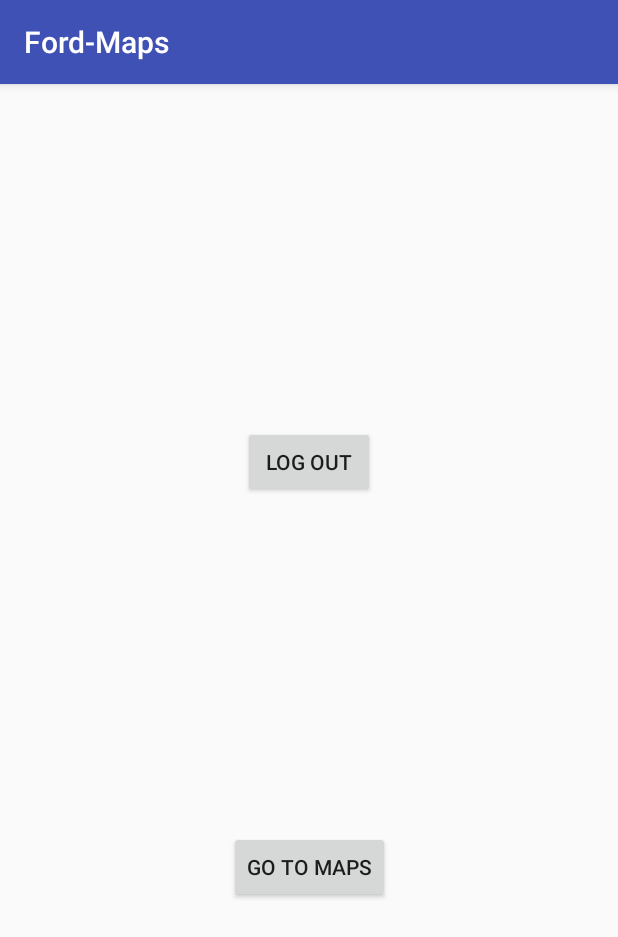
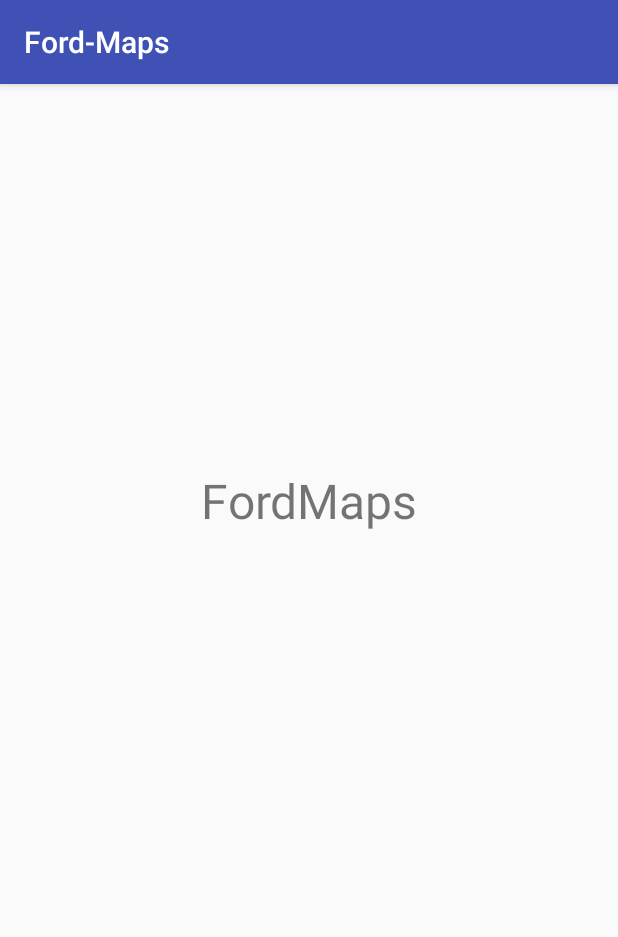
Before and after one commit to Abdulkadir98/FordMaps, an Android app: the screen it shows after launch (MainActivity), on a phone screen of 412 x 824 dp. Shown: the top 937 px of the screen. Run offline under Robolectric (Android 15) with nearby library versions, the phone set to English and light mode, and no system bars; our stand-ins replace Firebase (no records; nobody signed in at launch, a user with empty details on screens opened directly); libraries missing offline, so code that uses them is left out: com.facebook; 1 statement that could not run was skipped.

Commit message:
Converted Main Activity to splash screen(kind of) and also checking if internet is available or not.

```diff
--- a/app/src/main/java/com/example/admin/ford_maps/MainActivity.java
+++ b/app/src/main/java/com/example/admin/ford_maps/MainActivity.java
@@ -1,17 +1,19 @@
 package com.example.admin.ford_maps;
 
+import android.content.Context;
+import android.content.DialogInterface;
 import android.content.Intent;
+import android.net.ConnectivityManager;
+import android.net.NetworkInfo;
 import android.os.Bundle;
 import android.preference.PreferenceManager;
+import android.support.v7.app.AlertDialog;
 import android.support.v7.app.AppCompatActivity;
 import android.util.Log;
-import android.view.View;
-import android.widget.Button;
 
 import com.facebook.AccessToken;
 import com.facebook.GraphRequest;
 import com.facebook.GraphResponse;
-import com.facebook.login.LoginManager;
 import com.google.firebase.database.DatabaseReference;
 import com.google.firebase.database.FirebaseDatabase;
 
@@ -35,6 +37,24 @@ public class MainActivity extends AppCompatActivity {
         mDatabase = FirebaseDatabase.getInstance().getReference();
 
 
+        if (!isNetworkAvailable()){
+            AlertDialog alertDialog = new AlertDialog.Builder(MainActivity.this).create();
+            alertDialog.setTitle("Alert");
+            alertDialog.setMessage("No Internet Connection");
+            alertDialog.setButton(AlertDialog.BUTTON_NEUTRAL, "Refresh",
+                    new DialogInterface.OnClickListener() {
+                        public void onClick(DialogInterface dialog, int which) {
+                            Intent intent = new Intent(MainActivity.this, MainActivity.class);
+                            startActivity(intent);
+                            dialog.dismiss();
+                            finish();
+                        }
+                    });
+            alertDialog.show();
+        }
+
+
+        else{
             // If MainActivity is reached without the user being logged in, redirect to the Login
             // Activity
             if (AccessToken.getCurrentAccessToken() == null) {
@@ -72,6 +92,33 @@ public class MainActivity extends AppCompatActivity {
 
                                     mDatabase.child("users").child(accessToken.getUserId().toString()).child("friends").setValue(friendsList);
 
+                                    GraphRequest request_for_name =  GraphRequest.newGraphPathRequest(accessToken, "/"+accessToken.getUserId().toString()+"?fields=name",
+                                            new GraphRequest.Callback() {
+                                                @Override
+                                                public void onCompleted(GraphResponse response) {
+                                                    Log.i(TAG, "Response: "+response.toString());
+
+                                                    try {
+                                                        JSONObject responseObject = new JSONObject(response.getRawResponse());
+                                                        name = responseObject.getString("name");
+                                                        mDatabase.child("users").child(accessToken.getUserId().toString()).child("username").setValue(name);
+
+                                                        Log.i(TAG, "Name: "+name);
+
+                                                        Intent intent = new Intent(MainActivity.this, MapsActivity.class);
+                                                        startActivity(intent);
+                                                        finish();
+
+                                                    } catch (JSONException e) {
+                                                        e.printStackTrace();
+                                                    }
+
+                                                    Log.i(TAG, "Response: "+response.toString());
+                                                }
+                                            });
+
+                                    request_for_name.executeAsync();
+
 
 
                                 } catch (JSONException e) {
@@ -86,47 +133,22 @@ public class MainActivity extends AppCompatActivity {
 
                 request.executeAsync();
 
-            GraphRequest request_for_name =  GraphRequest.newGraphPathRequest(accessToken, "/"+accessToken.getUserId().toString()+"?fields=name",
-                    new GraphRequest.Callback() {
-                        @Override
-                        public void onCompleted(GraphResponse response) {
-                            Log.i(TAG, "Response: "+response.toString());
-
-                            try {
-                                JSONObject responseObject = new JSONObject(response.getRawResponse());
-                                name = responseObject.getString("name");
-                                mDatabase.child("users").child(accessToken.getUserId().toString()).child("username").setValue(name);
-
-                                Log.i(TAG, "Name: "+name);
-                            } catch (JSONException e) {
-                                e.printStackTrace();
-                            }
-
-                            Log.i(TAG, "Response: "+response.toString());
-                        }
-                    });
-
-            request_for_name.executeAsync();
-        }
-
-        Button logout = findViewById(R.id.logout);
-        logout.setOnClickListener(new View.OnClickListener() {
-            @Override
-            public void onClick(View view) {
-                LoginManager.getInstance().logOut();
-                Intent loginIntent = new Intent(MainActivity.this, FacebookLoginActivity.class);
-                startActivity(loginIntent);
-            }
-        });
-        Button goToMaps = findViewById(R.id.goToMaps);
-        goToMaps.setOnClickListener(new View.OnClickListener() {
-            @Override
-            public void onClick(View view) {
-                Intent loginIntent = new Intent(MainActivity.this, MapsActivity.class);
-                startActivity(loginIntent);
-            }
-        });
 
 
             }
         }
+
+
+
+
+
+
+
+    }
+    private boolean isNetworkAvailable() {
+        ConnectivityManager connectivityManager
+                = (ConnectivityManager) getSystemService(Context.CONNECTIVITY_SERVICE);
+        NetworkInfo activeNetworkInfo = connectivityManager.getActiveNetworkInfo();
+        return activeNetworkInfo != null && activeNetworkInfo.isConnected();
+    }
+}
--- a/app/src/main/res/layout/activity_main.xml
+++ b/app/src/main/res/layout/activity_main.xml
@@ -6,29 +6,16 @@
     android:layout_height="match_parent"
     tools:context="com.example.admin.ford_maps.MainActivity">
 
-    <Button
-        android:id="@+id/logout"
+    <TextView
+        android:id="@+id/textView"
         android:layout_width="wrap_content"
         android:layout_height="wrap_content"
         android:layout_marginEnd="8dp"
         android:layout_marginStart="8dp"
-        android:layout_marginTop="228dp"
-        android:text="Log Out"
+        android:layout_marginTop="256dp"
+        android:text="FordMaps"
+        android:textSize="32sp"
         app:layout_constraintEnd_toEndOf="parent"
         app:layout_constraintStart_toStartOf="parent"
         app:layout_constraintTop_toTopOf="parent" />
-
-    <Button
-        android:id="@+id/goToMaps"
-        android:layout_width="wrap_content"
-        android:layout_height="wrap_content"
-        android:layout_marginBottom="8dp"
-        android:layout_marginEnd="8dp"
-        android:layout_marginStart="8dp"
-        android:layout_marginTop="8dp"
-        android:text="Go to maps"
-        app:layout_constraintBottom_toBottomOf="parent"
-        app:layout_constraintEnd_toEndOf="parent"
-        app:layout_constraintStart_toStartOf="parent"
-        app:layout_constraintTop_toBottomOf="@+id/logout" />
 </android.support.constraint.ConstraintLayout>
```
Lines whose indentation alone changed are shown as unchanged.
